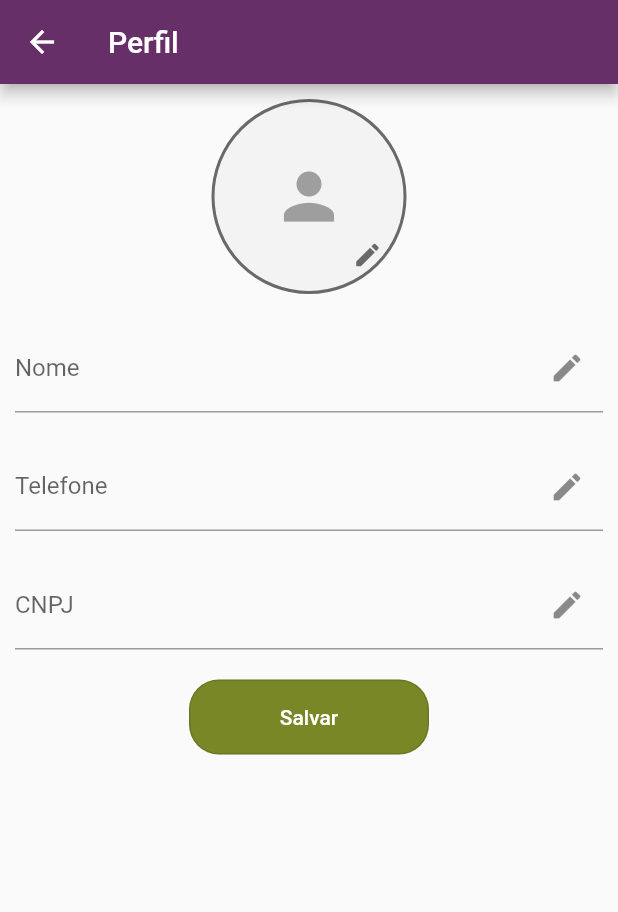
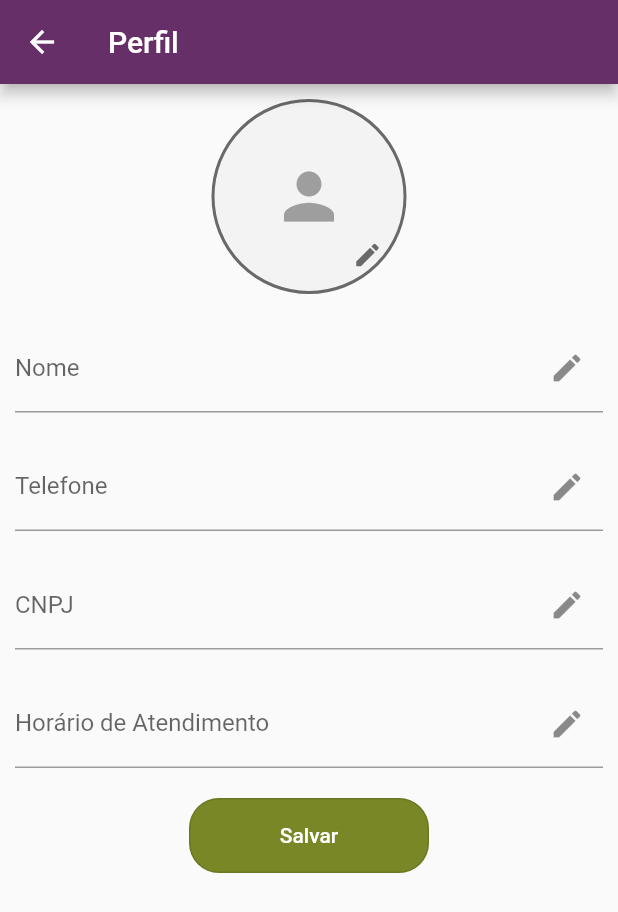
Before and after one commit to babifonsec/PlanetaVeg-Admin, a Flutter app: the LojaIndex screen opened directly with empty values, on a phone screen of 412 x 824 dp. Shown: the top 912 px of the screen. Run offline on Flutter 3.47's test engine with Material 2 defaults, Android fonts, the phone set to English and light mode, and no system bars; our stand-ins replace brasil_fields, cloud_firestore, firebase_auth, firebase_core, firebase_storage, fluttertoast and 2 more; accounts and stored records are empty.

Commit message:
versao final

```diff
--- a/lib/modelo/Loja.dart
+++ b/lib/modelo/Loja.dart
@@ -3,23 +3,23 @@ class Loja {
   late String _cnpj;
   late String _telefone;
   late String _imagem;
-   late List<Map<String, dynamic>> _enderecos;
+  late String _horario;
 
-  Loja(this._nome, this._cnpj, this._telefone, this._imagem);
+  Loja(this._nome, this._cnpj, this._telefone, this._imagem, this._horario);
 
   Loja.map(dynamic obj) {
-
     this._nome = obj['nome'];
     this._cnpj = obj['cnpj'];
     this._telefone = obj['telefone'];
     this._imagem = obj['imagem'];
+    this._horario = obj['horario'];
   }
 
   String get nome => _nome;
   String get cnpj => _cnpj;
   String get telefone => _telefone;
-  String get iamgem => _imagem;
-   List<Map <String, dynamic>> get enderecos => _enderecos;
+  String get imagem => _imagem;
+  String get horario => _horario;
 
   // Converte o objeto Loja em um mapa que pode ser armazenado no Firestore
   Map<String, dynamic> toMap() {
@@ -29,6 +29,7 @@ class Loja {
     map['cnpj'] = _cnpj;
     map['telefone'] = _telefone;
     map['imagem'] = _imagem;
+    map['horario'] = _horario;
     return map;
   }
 
@@ -37,5 +38,6 @@ class Loja {
     this._cnpj = map['cnpj'] ?? '';
     this._telefone = map['telefone'] ?? '';
     this._imagem = map['imagem'] ?? '';
+    this._horario = map['horario'] ?? '';
   }
 }
--- a/lib/visao/loja/index.dart
+++ b/lib/visao/loja/index.dart
@@ -28,6 +28,7 @@ class _LojaIndexState extends State<LojaIndex> {
   final nomeController = TextEditingController();
   final telefoneController = TextEditingController();
   final cnpjController = TextEditingController();
+  final horarioController = TextEditingController();
   User? user = FirebaseAuth.instance.currentUser;
 
   FirebaseStorage storage = FBStorage.get(); //recupera a instancia do storage
@@ -220,9 +221,23 @@ class _LojaIndexState extends State<LojaIndex> {
                     ],
                     keyboardType: TextInputType.number,
                     controller: cnpjController,
-
                     decoration: InputDecoration(
                       labelText: 'CNPJ',
+                      suffixIcon: Icon(Icons.edit),
+                    ),
+                  ),
+                ),
+              ),
+              Padding(
+                padding: EdgeInsets.all(10),
+                child: Container(
+                  child: TextFormField(
+
+                    controller: horarioController,
+                    keyboardType: TextInputType.text,
+                    decoration: InputDecoration(
+                      hintText: 'Ex: 07:00 às 17:00',
+                      labelText: 'Horário de Atendimento',
                       suffixIcon: Icon(Icons.edit),
                     ),
                   ),
@@ -238,7 +253,7 @@ class _LojaIndexState extends State<LojaIndex> {
                         context.read<LojaController>().adicionarOuAtualizarLoja(
                               user!.uid,
                               Loja(nomeController.text, cnpjController.text,
-                                  telefoneController.text, lojaImageUrl),
+                                  telefoneController.text, lojaImageUrl, horarioController.text),
                             );
                         Fluttertoast.showToast(
                           msg: "Perfil atualizado com sucesso",
```
Also changed, not shown: lib/visao/home.dart (+2 -18 lines), lib/visao/login.dart (+1 -13 lines).
